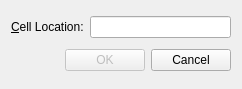
Qt form FirstQtProj/gotocelldialog.ui (RadioDisney/Cpp-GUI-Qt-4-2nd) before a commit.
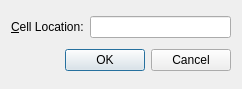
The same form after that commit.

Commit message: - 使用 Dialog Button Box 代替原来的 OK Cancel 按钮

Patch:
```diff
--- a/FirstQtProj/gotocelldialog.ui
+++ b/FirstQtProj/gotocelldialog.ui
@@ -32,41 +32,11 @@
     </layout>
    </item>
    <item>
-    <layout class="QHBoxLayout" name="horizontalLayout_2">
-     <item>
-      <spacer name="horizontalSpacer">
-       <property name="orientation">
-        <enum>Qt::Horizontal</enum>
-       </property>
-       <property name="sizeHint" stdset="0">
-        <size>
-         <width>40</width>
-         <height>20</height>
-        </size>
-       </property>
-      </spacer>
-     </item>
-     <item>
-      <widget class="QPushButton" name="okButton">
-       <property name="enabled">
-        <bool>false</bool>
-       </property>
-       <property name="text">
-        <string>OK</string>
-       </property>
-       <property name="default">
-        <bool>true</bool>
-       </property>
-      </widget>
-     </item>
-     <item>
-      <widget class="QPushButton" name="cancelButton">
-       <property name="text">
-        <string>Cancel</string>
-       </property>
-      </widget>
-     </item>
-    </layout>
+    <widget class="QDialogButtonBox" name="buttonBox">
+     <property name="standardButtons">
+      <set>QDialogButtonBox::Cancel|QDialogButtonBox::Ok</set>
+     </property>
+    </widget>
    </item>
   </layout>
  </widget>
```
The commit also changes 1 other file.
